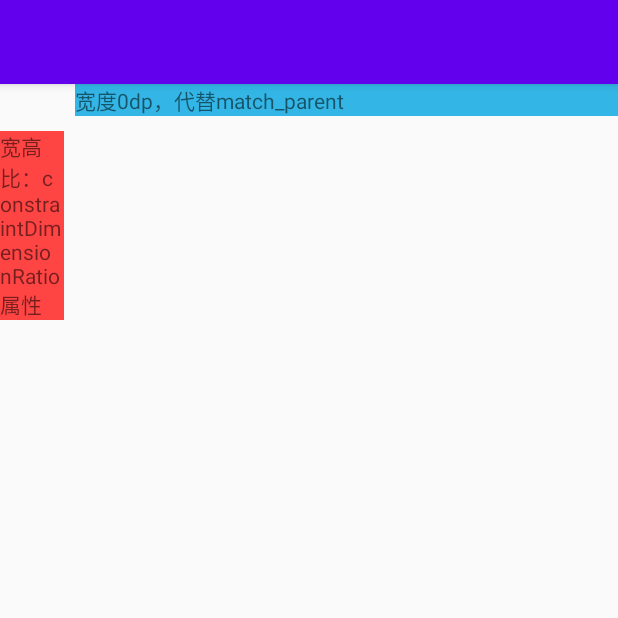
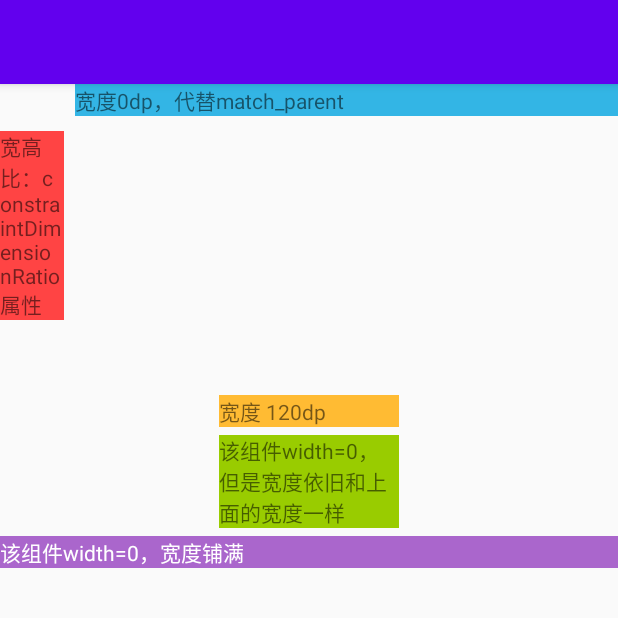
Before and after one commit to gengwenwu/AndroidUIDemo, an Android app: the ConstraintSizeActivity screen opened directly, with no data from a screen before it, on a phone screen of 412 x 824 dp, the top half of it. Run offline under Robolectric (Android 15) with nearby library versions, the phone set to English and light mode, and no system bars.

Commit message:
完善约束布局案例

```diff
--- a/app/src/main/java/com/logan/android/ui/layout/constraint/ConstraintMarginActivity.kt
+++ b/app/src/main/java/com/logan/android/ui/layout/constraint/ConstraintMarginActivity.kt
@@ -21,7 +21,7 @@ class ConstraintMarginActivity : AppCompatActivity() {
 
         // 1， ConstraintLayout里面要实现margin，要注意两点：
         //      (1), 必须先约束控件在ConstraintLayout里的位置，否则单独设置margin属性无效。
-        //      (2), margin只能 >= 0
+        //      (2), margin 必须 >= 0
         //      常用的margin属性：
         //          android:layout_marginStart
         //          android:layout_marginEnd
--- a/app/src/main/res/layout/activity_constraint_circle.xml
+++ b/app/src/main/res/layout/activity_constraint_circle.xml
@@ -17,12 +17,15 @@
         app:layout_constraintTop_toTopOf="parent" />
 
     <TextView
+        android:id="@+id/tv_tv2"
         android:layout_width="wrap_content"
         android:layout_height="wrap_content"
         android:text="我在这里"
         android:textColor="@android:color/holo_red_light"
         app:layout_constraintCircle="@id/tv_tv1"
         app:layout_constraintCircleAngle="120"
-        app:layout_constraintCircleRadius="100dp" />
+        app:layout_constraintCircleRadius="100dp"
+        app:layout_constraintStart_toEndOf="@+id/tv_tv1"
+        app:layout_constraintTop_toBottomOf="@+id/tv_tv1" />
 
 </androidx.constraintlayout.widget.ConstraintLayout>
--- a/app/src/main/res/layout/activity_constraint_size.xml
+++ b/app/src/main/res/layout/activity_constraint_size.xml
@@ -20,6 +20,7 @@
 
     <!-- 宽度0dp，设置宽高比 -->
     <TextView
+        android:id="@+id/tv_dim_ratio"
         android:layout_width="0dp"
         android:layout_height="wrap_content"
         android:layout_marginTop="10dp"
@@ -29,4 +30,37 @@
         app:layout_constraintStart_toStartOf="parent"
         app:layout_constraintTop_toBottomOf="@id/tv_tv1" />
 
+    <TextView
+        android:id="@+id/tv_bg_yellow"
+        android:layout_width="120dp"
+        android:layout_height="wrap_content"
+        android:layout_marginTop="50dp"
+        android:background="@android:color/holo_orange_light"
+        android:text="宽度 120dp"
+        app:layout_constraintEnd_toEndOf="parent"
+        app:layout_constraintStart_toStartOf="parent"
+        app:layout_constraintTop_toBottomOf="@+id/tv_dim_ratio" />
+
+    <TextView
+        android:id="@+id/tv_bg_green"
+        android:layout_width="0dp"
+        android:layout_height="wrap_content"
+        android:layout_marginTop="5dp"
+        android:background="@android:color/holo_green_light"
+        android:text="该组件width=0，但是宽度依旧和上面的宽度一样"
+        app:layout_constraintEnd_toEndOf="@+id/tv_bg_yellow"
+        app:layout_constraintStart_toStartOf="@+id/tv_bg_yellow"
+        app:layout_constraintTop_toBottomOf="@+id/tv_bg_yellow" />
+
+    <TextView
+        android:layout_width="0dp"
+        android:layout_height="wrap_content"
+        android:layout_marginTop="5dp"
+        android:background="@android:color/holo_purple"
+        android:text="该组件width=0，宽度铺满"
+        android:textColor="@android:color/white"
+        app:layout_constraintEnd_toEndOf="parent"
+        app:layout_constraintStart_toStartOf="parent"
+        app:layout_constraintTop_toBottomOf="@+id/tv_bg_green" />
+
 </androidx.constraintlayout.widget.ConstraintLayout>
```
Also changed, not shown: 1 other file.
